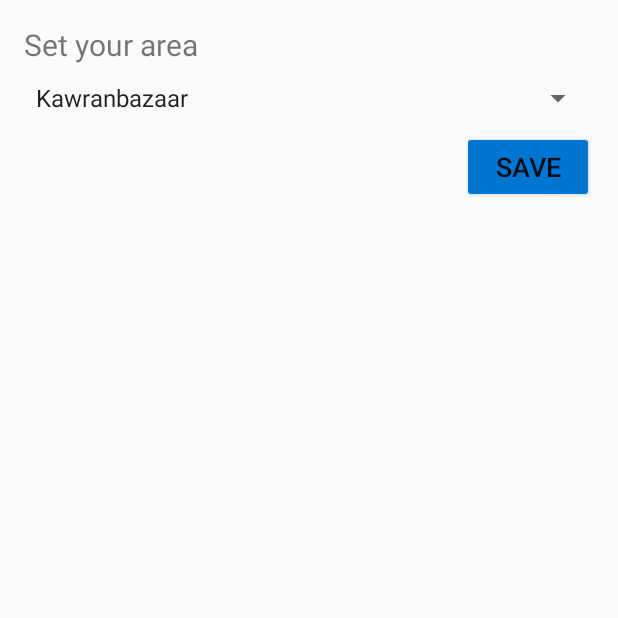
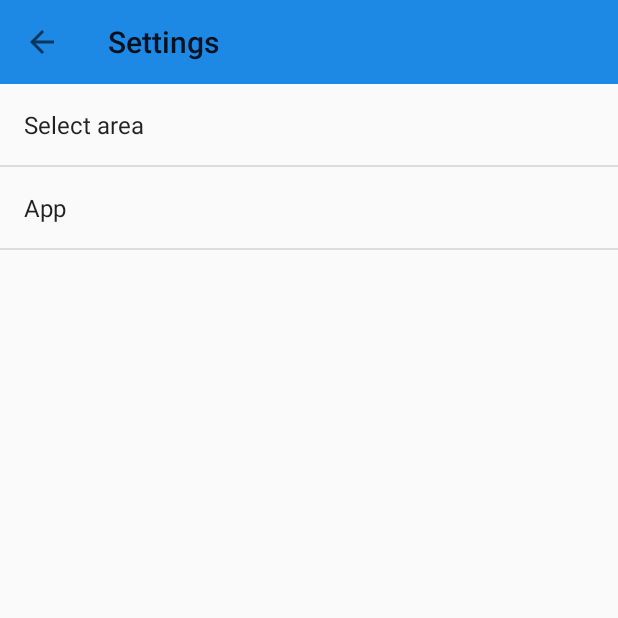
Before and after one commit to bdcosta07/EmergencyService, an Android app: the SettingsActivity screen opened directly, with no data from a screen before it, on a phone screen of 412 x 824 dp, the top half of it. Run offline under Robolectric (Android 15) with nearby library versions, the phone set to English and light mode, and no system bars.

Commit message:
Main settings screen

```diff
--- a/app/src/main/java/com/kichukkhon/emergencyservice/Activity/SettingsActivity.java
+++ b/app/src/main/java/com/kichukkhon/emergencyservice/Activity/SettingsActivity.java
@@ -1,9 +1,23 @@
 package com.kichukkhon.emergencyservice.Activity;
 
-import android.support.v7.app.AppCompatActivity;
+import android.content.Context;
+import android.os.Build;
+import android.preference.ListPreference;
+import android.preference.PreferenceActivity;
 import android.os.Bundle;
+import android.support.v7.widget.AppCompatCheckBox;
+import android.support.v7.widget.AppCompatCheckedTextView;
+import android.support.v7.widget.AppCompatEditText;
+import android.support.v7.widget.AppCompatRadioButton;
+import android.support.v7.widget.AppCompatSpinner;
+import android.support.v7.widget.Toolbar;
+import android.util.AttributeSet;
+import android.util.TypedValue;
+import android.view.LayoutInflater;
 import android.view.View;
-import android.widget.ArrayAdapter;
+import android.view.ViewGroup;
+import android.widget.LinearLayout;
+import android.widget.ListView;
 import android.widget.Spinner;
 
 import com.kichukkhon.emergencyservice.Class.Areas;
@@ -13,26 +27,104 @@ import com.kichukkhon.emergencyservice.R;
 import java.util.ArrayList;
 import java.util.List;
 
-public class SettingsActivity extends AppCompatActivity {
+public class SettingsActivity extends PreferenceActivity {
     Spinner spinnerArea;
-    AreaManager manager;
+    AreaManager areaManager;
     List<Areas> areaList;
+    private static String appVersion;
+
+    public void onCreate(Bundle savedInstanceState) {
+        super.onCreate(savedInstanceState);
+        addPreferencesFromResource(R.xml.preference);
+
+        ListPreference projectsList = (ListPreference)findPreference("preferred_area_id");
+
+        areaManager = new AreaManager(this);
+        List<Areas> areaList = areaManager.getAllAreas();
+
+        List<String> entries = new ArrayList<String>();
+        for (Areas area:areaList) {
+            entries.add(area.getAreaName());
+        }
+        List<String> entryValues = new ArrayList<String>();
+        for (Areas area:areaList) {
+            entryValues.add(Integer.toString(area.getAreaId()));
+        }
+
+        final CharSequence[] entryCharSeq = entries.toArray(new CharSequence[entries.size()]);
+        final CharSequence[] entryValsChar = entryValues.toArray(new CharSequence[entryValues.size()]);
+
+
+        projectsList.setEntries(entryCharSeq);
+
+        projectsList.setEntryValues(entryValsChar);
+    }
 
     @Override
-    protected void onCreate(Bundle savedInstanceState) {
-        super.onCreate(savedInstanceState);
-        setContentView(R.layout.activity_settings);
+    protected void onPostCreate(Bundle savedInstanceState) {
+        super.onPostCreate(savedInstanceState);
+        Toolbar bar;
 
-        spinnerArea=(Spinner)findViewById(R.id.spinnerArea);
-        areaList=new ArrayList<>();
-        manager=new AreaManager(SettingsActivity.this);
-        areaList= manager.getAllAreas();
+        if (Build.VERSION.SDK_INT >= Build.VERSION_CODES.JELLY_BEAN) {
+            LinearLayout root = (LinearLayout) findViewById(android.R.id.list).getParent().getParent().getParent();
+            bar = (Toolbar) LayoutInflater.from(this).inflate(R.layout.toolbar_settings, root, false);
+            root.addView(bar, 0); // insert at top
+        } else {
+            ViewGroup root = (ViewGroup) findViewById(android.R.id.content);
+            ListView content = (ListView) root.getChildAt(0);
 
-        ArrayAdapter<Areas> dataAdapter = new ArrayAdapter<Areas>(this, android.R.layout.simple_spinner_item, areaList);
-        dataAdapter.setDropDownViewResource(android.R.layout.simple_spinner_item);
-        spinnerArea.setAdapter(dataAdapter);
+            root.removeAllViews();
+
+            bar = (Toolbar) LayoutInflater.from(this).inflate(R.layout.toolbar_settings, root, false);
+
+
+            int height;
+            TypedValue tv = new TypedValue();
+            if (getTheme().resolveAttribute(R.attr.actionBarSize, tv, true)) {
+                height = TypedValue.complexToDimensionPixelSize(tv.data, getResources().getDisplayMetrics());
+            }else{
+                height = bar.getHeight();
+            }
+
+            content.setPadding(0, height, 0, 0);
+
+            root.addView(content);
+            root.addView(bar);
+        }
+
+        bar.setNavigationOnClickListener(new View.OnClickListener() {
+            @Override
+            public void onClick(View v) {
+                finish();
+            }
+        });
     }
 
-    public void btnAreaSave(View view) {
+    @Override
+    public View onCreateView(String name, Context context, AttributeSet attrs) {
+        // Allow super to try and create a view first
+        final View result = super.onCreateView(name, context, attrs);
+        if (result != null) {
+            return result;
+        }
+
+        if (Build.VERSION.SDK_INT >= Build.VERSION_CODES.JELLY_BEAN) {
+            // If we're running pre-L, we need to 'inject' our tint aware Views in place of the
+            // standard framework versions
+            switch (name) {
+                case "EditText":
+                    return new AppCompatEditText(this, attrs);
+                case "Spinner":
+                    return new AppCompatSpinner(this, attrs);
+                case "CheckBox":
+                    return new AppCompatCheckBox(this, attrs);
+                case "RadioButton":
+                    return new AppCompatRadioButton(this, attrs);
+                case "CheckedTextView":
+                    return new AppCompatCheckedTextView(this, attrs);
+            }
+        }
+
+        return null;
     }
 }
--- /dev/null
+++ b/app/src/main/res/layout/toolbar_settings.xml
@@ -0,0 +1,22 @@
+<?xml version="1.0" encoding="utf-8"?>
+<!--<android.support.design.widget.AppBarLayout-->
+    <!--xmlns:android="http://schemas.android.com/apk/res/android"-->
+    <!--xmlns:app="http://schemas.android.com/apk/res-auto"-->
+    <!--xmlns:tools="http://schemas.android.com/tools"-->
+    <!--android:layout_width="match_parent"-->
+    <!--android:layout_height="wrap_content"-->
+    <!--tools:context="com.kichukkhon.emergencyservice.Activity.SettingsActivity">-->
+
+    <!---->
+
+<!--</android.support.design.widget.AppBarLayout>-->
+<android.support.v7.widget.Toolbar android:id="@+id/toolbar"
+    android:layout_width="fill_parent"
+    android:layout_height="wrap_content"
+    android:background="?colorPrimary"
+    android:minHeight="?actionBarSize"
+    app:navigationContentDescription="@string/abc_action_bar_up_description"
+    app:navigationIcon="?homeAsUpIndicator"
+    app:title="Settings"
+    xmlns:android="http://schemas.android.com/apk/res/android"
+    xmlns:app="http://schemas.android.com/apk/res-auto" />
--- /dev/null
+++ b/app/src/main/res/xml/preference.xml
@@ -0,0 +1,18 @@
+<?xml version="1.0" encoding="utf-8"?>
+<PreferenceScreen xmlns:android="http://schemas.android.com/apk/res/android">
+
+    <ListPreference
+        android:defaultValue="180"
+        android:key="preferred_area_id"
+        android:negativeButtonText="@null"
+        android:positiveButtonText="@null"
+        android:title="Select area" />
+    <PreferenceScreen
+        android:title="App">
+        <PreferenceCategory android:title="Application">
+            <Preference
+                android:key="application_version"
+                android:title="Version 1.1.1" />
+        </PreferenceCategory>
+    </PreferenceScreen>
+</PreferenceScreen>
```
